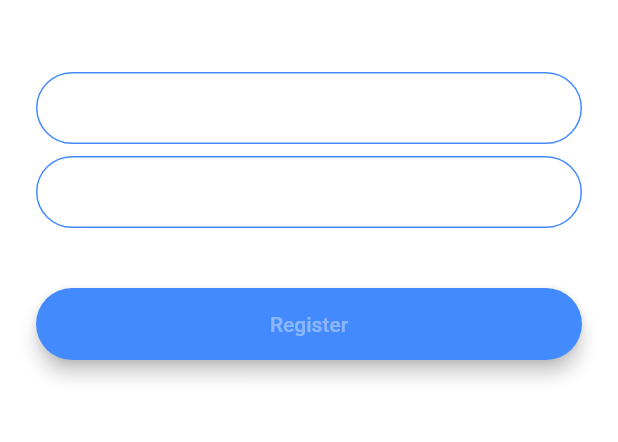
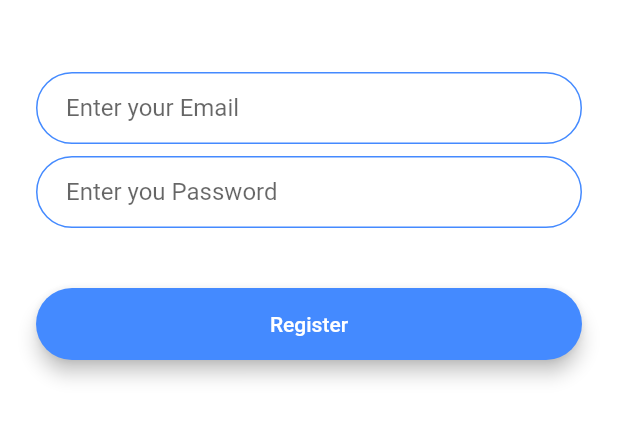
Before and after one commit to ajay1706/flash-chat, a Flutter app: the screen it shows after launch, after a tap on "Register", on a phone screen of 412 x 824 dp, the part 576-1018 px from its top. Run offline on Flutter 3.47's test engine with Material 2 defaults, Android fonts, the phone set to English and light mode, and no system bars; our stand-ins replace animated_text_kit.

```diff
--- a/flash_chat/lib/components/button.dart
+++ b/flash_chat/lib/components/button.dart
@@ -23,6 +23,9 @@ class Button extends StatelessWidget {
           height: 42.0,
           child: Text(
             text,
+            style: TextStyle(
+              color: Colors.white
+            ),
           ),
         ),
       ),
--- a/flash_chat/lib/main.dart
+++ b/flash_chat/lib/main.dart
@@ -10,13 +10,7 @@ class FlashChat extends StatelessWidget {
   @override
   Widget build(BuildContext context) {
     return MaterialApp(
-      theme: ThemeData.dark().copyWith(
-        textTheme: TextTheme(
-            body1: TextStyle(
-              color: Colors.black54
-            )
-        )
-      ),
+
       home: WelcomeScreen(),
       initialRoute:WelcomeScreen.id,
       routes: {
```
Also changed, not shown: 6 other files.
